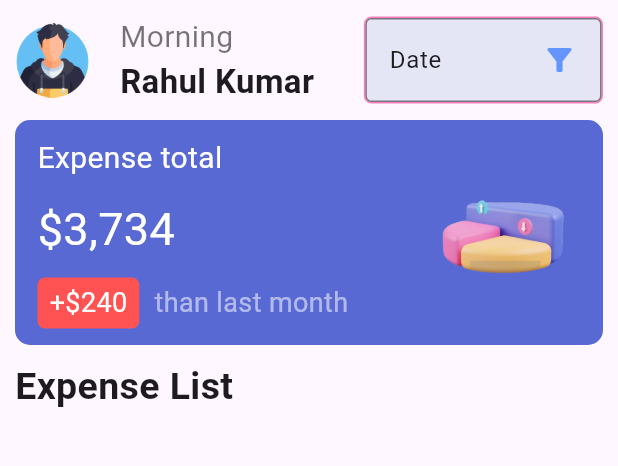
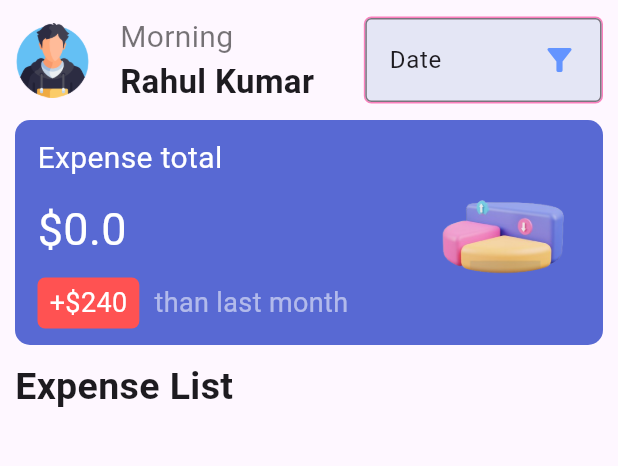
Before and after one commit to rahulkumardev24/expense-tracker-app-, a Flutter app: the screen it shows after launch, on a phone screen of 412 x 824 dp, the part 84-550 px from its top. Run offline on Flutter 3.47's test engine with Material 3 defaults, Android fonts, the phone set to English and light mode, and no system bars; our stand-ins replace flutter_bloc, shared_preferences, sqflite; accounts and stored records are empty.

Commit message:
balance control debit and credit balance ,

```diff
--- a/lib/screen/home_screen.dart
+++ b/lib/screen/home_screen.dart
@@ -19,6 +19,7 @@ class HomeScreen extends StatefulWidget {
 
 class _HomeScreenState extends State<HomeScreen> {
   List<FilterExpenseModel> allData = [];
+  num balance = 0.0;
 
   DateFormat dateFormat = DateFormat.MMMMEEEEd();
   DateFormat monthFormat = DateFormat.yMMMM();
@@ -37,8 +38,10 @@ class _HomeScreenState extends State<HomeScreen> {
   Widget build(BuildContext context) {
     return Scaffold(
       appBar: AppBar(
-        shape: const RoundedRectangleBorder(borderRadius: BorderRadius.only(bottomRight: Radius.circular(10) , bottomLeft: Radius.circular(10))),
-
+        shape: const RoundedRectangleBorder(
+            borderRadius: BorderRadius.only(
+                bottomRight: Radius.circular(10),
+                bottomLeft: Radius.circular(10))),
         backgroundColor: AppColors.appLight.withOpacity(0.8),
         actions: const [
           Padding(
@@ -48,8 +51,7 @@ class _HomeScreenState extends State<HomeScreen> {
               color: Colors.black,
               size: 35,
             ),
-          ) ,
-
+          ),
         ],
         title: Row(
           mainAxisAlignment: MainAxisAlignment.spaceBetween,
@@ -77,7 +79,9 @@ class _HomeScreenState extends State<HomeScreen> {
             Navigator.push(
                 context,
                 MaterialPageRoute(
-                    builder: (context) => const AddExpenseScreen()));
+                    builder: (context) => AddExpenseScreen(
+                          balanceTillNow: balance,
+                        )));
           },
           backgroundColor: AppColors.appLight,
           foregroundColor: Colors.white,
@@ -106,7 +110,7 @@ class _HomeScreenState extends State<HomeScreen> {
           crossAxisAlignment: CrossAxisAlignment.start,
           mainAxisAlignment: MainAxisAlignment.center,
           children: [
-           const SizedBox(height: 10),
+            const SizedBox(height: 10),
             Padding(
               padding: const EdgeInsets.symmetric(horizontal: 10.0),
               child: Row(
@@ -190,10 +194,10 @@ class _HomeScreenState extends State<HomeScreen> {
                               style:
                                   TextStyle(fontSize: 20, color: Colors.white),
                             ),
-                            const Text(
-                              "\$3,734",
-                              style:
-                                  TextStyle(fontSize: 30, color: Colors.white),
+                            Text(
+                              "\$$balance",
+                              style: const TextStyle(
+                                  fontSize: 30, color: Colors.white),
                             ),
                             Row(
                               children: [
@@ -250,7 +254,15 @@ class _HomeScreenState extends State<HomeScreen> {
             ),
 
             Expanded(
-              child: BlocBuilder<ExpenseBloc, ExpenseState>(
+              child: BlocConsumer<ExpenseBloc, ExpenseState>(
+                listener: (_, state) {
+                  if (state is ExpenseLoadedState) {
+                    balance = state.mData.isNotEmpty
+                        ? state.mData.last.expenseBalance
+                        : 0.0;
+                    setState(() {});
+                  }
+                },
                 builder: (context, state) {
                   if (state is ExpenseLoadingState) {
                     return const Center(
@@ -261,7 +273,7 @@ class _HomeScreenState extends State<HomeScreen> {
                       child: Text("Error : ${state.errorMessage}"),
                     );
                   } else if (state is ExpenseLoadedState) {
-                    var allExpense = state.mData;
+                    var allExpense = state.mData.reversed.toList(); /// reversed apply for latest data show
 
                     /// here we apply switch condition for display expense according to date , month , year , category
                     switch (selectedFilter) {
```
Also changed, not shown: lib/screen/add_expense_screen.dart (+17 -6 lines).
